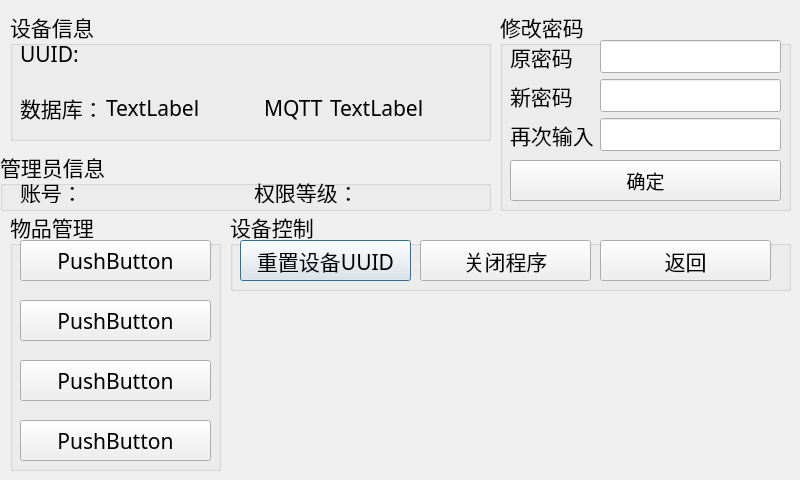
limelisest/pyqt5-guide, file ui/Ui_Operator.ui: the form before one commit.
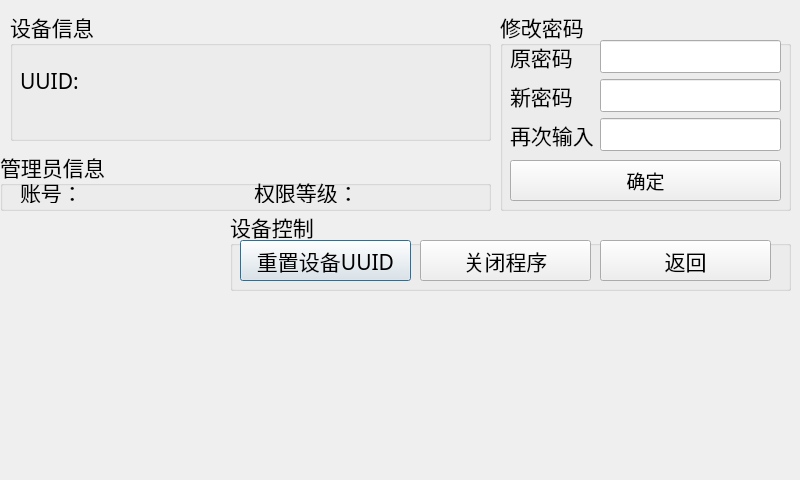
The form after the commit.

```diff
--- a/ui/Ui_Operator.ui
+++ b/ui/Ui_Operator.ui
@@ -243,50 +243,6 @@
        </property>
       </widget>
      </item>
-     <item>
-      <layout class="QHBoxLayout" name="horizontalLayout">
-       <item>
-        <widget class="QLabel" name="label_4">
-         <property name="maximumSize">
-          <size>
-           <width>80</width>
-           <height>16777215</height>
-          </size>
-         </property>
-         <property name="text">
-          <string>数据库：</string>
-         </property>
-        </widget>
-       </item>
-       <item>
-        <widget class="QLabel" name="label_db_status">
-         <property name="text">
-          <string>TextLabel</string>
-         </property>
-        </widget>
-       </item>
-       <item>
-        <widget class="QLabel" name="label_5">
-         <property name="maximumSize">
-          <size>
-           <width>60</width>
-           <height>16777215</height>
-          </size>
-         </property>
-         <property name="text">
-          <string>MQTT:</string>
-         </property>
-        </widget>
-       </item>
-       <item>
-        <widget class="QLabel" name="label_mqtt_status">
-         <property name="text">
-          <string>TextLabel</string>
-         </property>
-        </widget>
-       </item>
-      </layout>
-     </item>
     </layout>
    </widget>
   </widget>
@@ -300,71 +256,6 @@
     </rect>
    </property>
   </widget>
-  <widget class="QGroupBox" name="groupBox_5">
-   <property name="geometry">
-    <rect>
-     <x>10</x>
-     <y>210</y>
-     <width>211</width>
-     <height>261</height>
-    </rect>
-   </property>
-   <property name="title">
-    <string>物品管理</string>
-   </property>
-   <widget class="QPushButton" name="pushButton">
-    <property name="geometry">
-     <rect>
-      <x>10</x>
-      <y>30</y>
-      <width>191</width>
-      <height>41</height>
-     </rect>
-    </property>
-    <property name="text">
-     <string>PushButton</string>
-    </property>
-   </widget>
-   <widget class="QPushButton" name="pushButton_2">
-    <property name="geometry">
-     <rect>
-      <x>10</x>
-      <y>90</y>
-      <width>191</width>
-      <height>41</height>
-     </rect>
-    </property>
-    <property name="text">
-     <string>PushButton</string>
-    </property>
-   </widget>
-   <widget class="QPushButton" name="pushButton_3">
-    <property name="geometry">
-     <rect>
-      <x>10</x>
-      <y>150</y>
-      <width>191</width>
-      <height>41</height>
-     </rect>
-    </property>
-    <property name="text">
-     <string>PushButton</string>
-    </property>
-   </widget>
-   <widget class="QPushButton" name="pushButton_4">
-    <property name="geometry">
-     <rect>
-      <x>10</x>
-      <y>210</y>
-      <width>191</width>
-      <height>41</height>
-     </rect>
-    </property>
-    <property name="text">
-     <string>PushButton</string>
-    </property>
-   </widget>
-  </widget>
  </widget>
  <resources/>
  <connections/>
```
